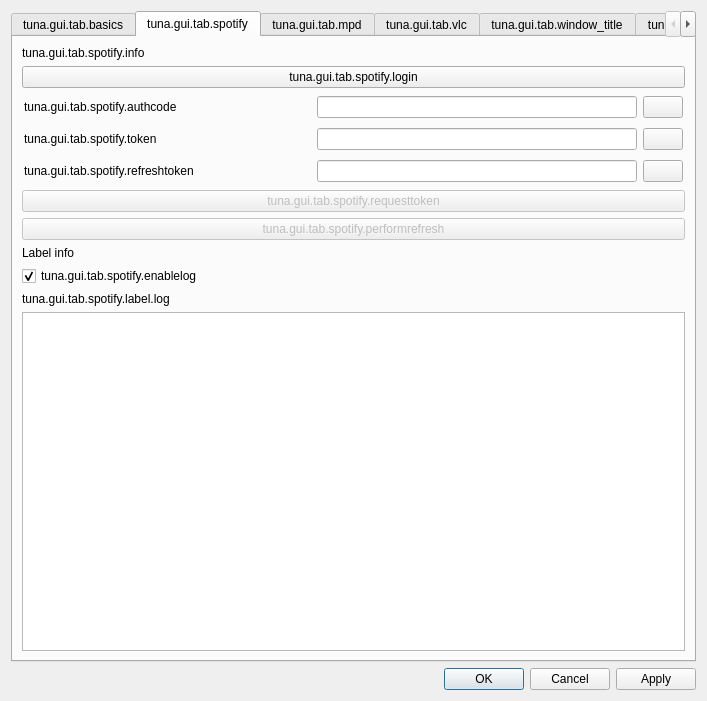
The window that src/gui/tuna_gui.ui (univrsal/tuna) describes before a commit, drawn with Qt 5.
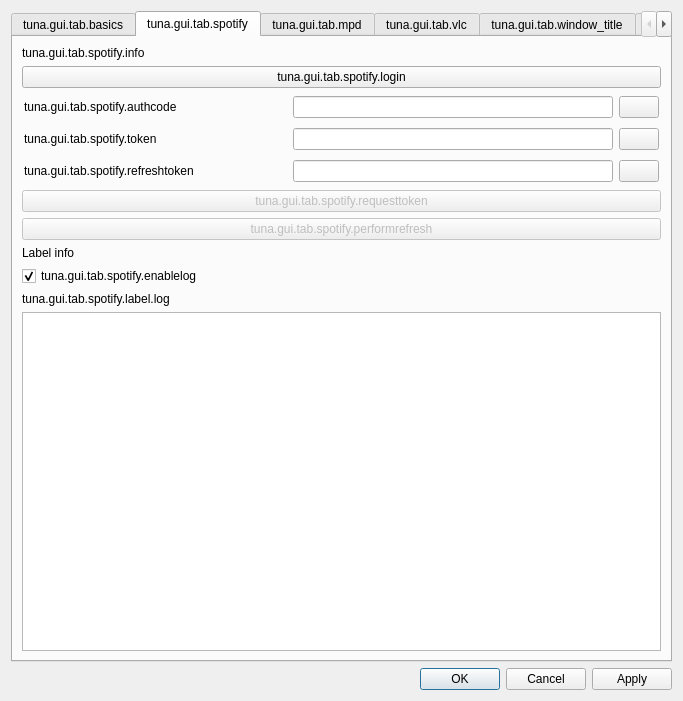
The same window after the commit. The open tabs and pages were chosen to show the change. Icons and pictures are not drawn.

```diff
--- a/src/gui/tuna_gui.ui
+++ b/src/gui/tuna_gui.ui
@@ -6,7 +6,7 @@
    <rect>
     <x>0</x>
     <y>0</y>
-    <width>707</width>
+    <width>683</width>
     <height>701</height>
    </rect>
   </property>
@@ -714,7 +714,7 @@
           <item>
            <widget class="QLineEdit" name="txt_auth_code">
             <property name="sizePolicy">
-             <sizepolicy hsizetype="Minimum" vsizetype="Fixed">
+             <sizepolicy hsizetype="Fixed" vsizetype="Fixed">
               <horstretch>0</horstretch>
               <verstretch>0</verstretch>
              </sizepolicy>
```
Left out of the diff: 16 changed lines with no effect on the pictures.
